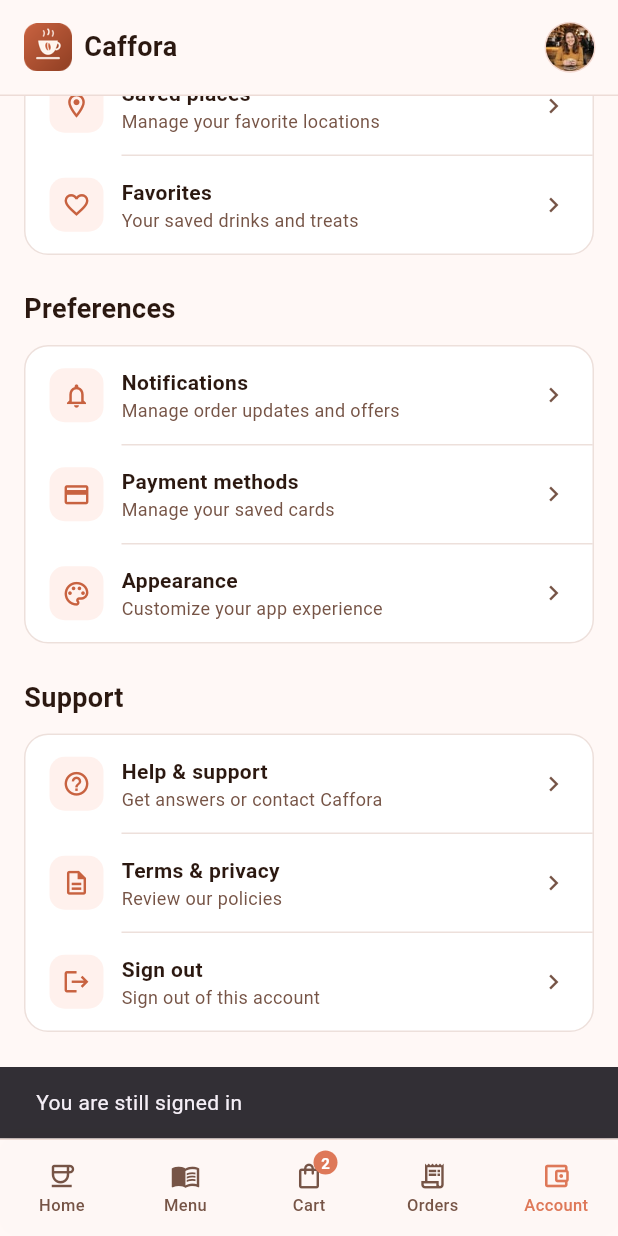
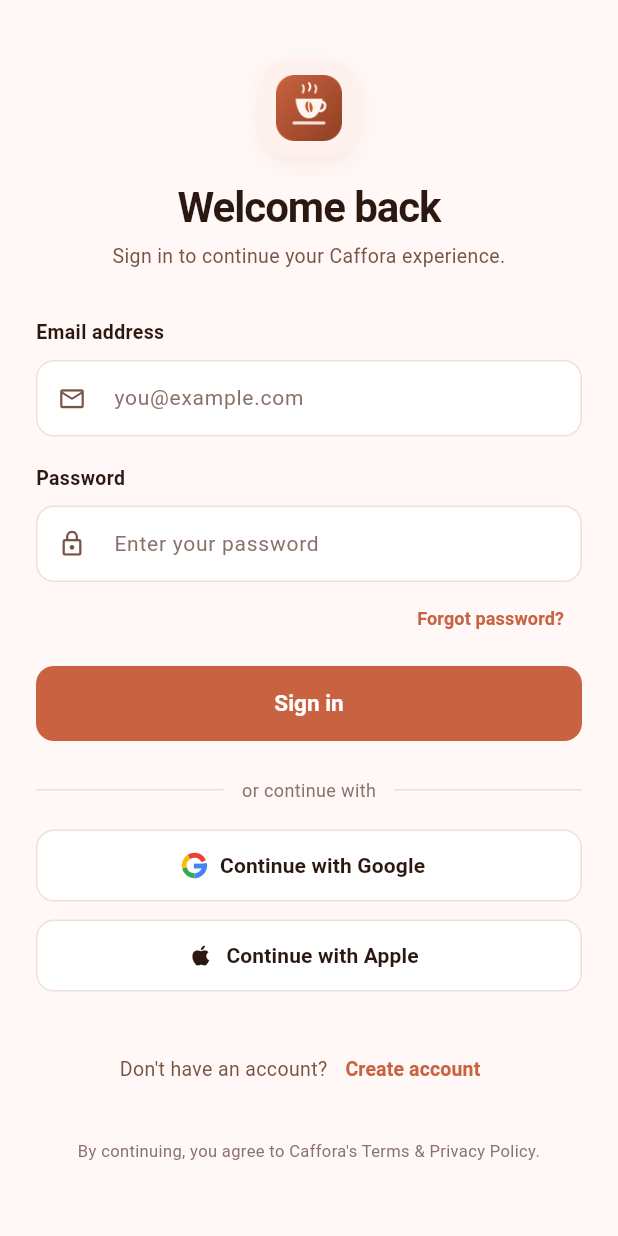
Before and after one commit to Abishani/CafforaMobileApp, a Flutter app: the ProfilePage screen opened by its route, scrolled down 385 dp, after a tap on "Sign out", on a phone screen of 412 x 824 dp. Run offline on Flutter 3.47's test engine with Material 3 defaults, Android fonts, the phone set to English and light mode, and no system bars; Roboto replaces fonts that are missing (Plus Jakarta Sans).

Commit message:
feat: added login screen

```diff
--- /dev/null
+++ b/lib/features/auth/presentation/pages/login_page.dart
@@ -0,0 +1,169 @@
+import 'package:flutter/material.dart';
+
+import '../../../../core/theme/app_theme.dart';
+import '../widgets/login_components.dart';
+
+class LoginPage extends StatefulWidget {
+  const LoginPage({super.key});
+
+  @override
+  State<LoginPage> createState() => _LoginPageState();
+}
+
+class _LoginPageState extends State<LoginPage> {
+  final _emailController = TextEditingController();
+  final _passwordController = TextEditingController();
+
+  @override
+  void dispose() {
+    _emailController.dispose();
+    _passwordController.dispose();
+    super.dispose();
+  }
+
+  void _submit() {
+    FocusScope.of(context).unfocus();
+    ScaffoldMessenger.of(context).showSnackBar(
+      const SnackBar(
+        content: Text('Welcome back to Caffora'),
+        duration: Duration(milliseconds: 900),
+      ),
+    );
+  }
+
+  @override
+  Widget build(BuildContext context) {
+    return Scaffold(
+      backgroundColor: AppColors.background,
+      body: SafeArea(
+        child: SingleChildScrollView(
+          padding: const EdgeInsets.fromLTRB(24, 40, 24, 32),
+          child: Center(
+            child: ConstrainedBox(
+              constraints: const BoxConstraints(maxWidth: 420),
+              child: Column(
+                children: [
+                  const LoginBrand(),
+                  const SizedBox(height: 32),
+                  LoginField(
+                    label: 'Email address',
+                    hint: 'you@example.com',
+                    icon: Icons.email_outlined,
+                    controller: _emailController,
+                  ),
+                  const SizedBox(height: 18),
+                  LoginField(
+                    label: 'Password',
+                    hint: 'Enter your password',
+                    icon: Icons.lock_outline,
+                    obscureText: true,
+                    controller: _passwordController,
+                  ),
+                  Align(
+                    alignment: Alignment.centerRight,
+                    child: TextButton(
+                      onPressed: () {},
+                      child: const Text(
+                        'Forgot password?',
+                        style: TextStyle(
+                          color: AppColors.accentDark,
+                          fontSize: 12,
+                          fontWeight: FontWeight.w600,
+                        ),
+                      ),
+                    ),
+                  ),
+                  const SizedBox(height: 8),
+                  SizedBox(
+                    width: double.infinity,
+                    height: 50,
+                    child: FilledButton(
+                      onPressed: _submit,
+                      style: FilledButton.styleFrom(
+                        backgroundColor: AppColors.accentDark,
+                        foregroundColor: Colors.white,
+                        shape: RoundedRectangleBorder(
+                          borderRadius: BorderRadius.circular(12),
+                        ),
+                        textStyle: const TextStyle(
+                          fontSize: 15,
+                          fontWeight: FontWeight.w600,
+                        ),
+                      ),
+                      child: const Text('Sign in'),
+                    ),
+                  ),
+                  const SizedBox(height: 24),
+                  const Row(
+                    children: [
+                      Expanded(child: Divider(color: AppColors.border)),
+                      Padding(
+                        padding: EdgeInsets.symmetric(horizontal: 12),
+                        child: Text(
+                          'or continue with',
+                          style: TextStyle(
+                            color: AppColors.muted,
+                            fontSize: 12,
+                          ),
+                        ),
+                      ),
+                      Expanded(child: Divider(color: AppColors.border)),
+                    ],
+                  ),
+                  const SizedBox(height: 18),
+                  SocialLoginButton(
+                    label: 'Continue with Google',
+                    icon: const GoogleIcon(),
+                    onPressed: () {},
+                  ),
+                  const SizedBox(height: 12),
+                  SocialLoginButton(
+                    label: 'Continue with Apple',
+                    icon: const Icon(
+                      Icons.apple,
+                      size: 18,
+                      color: AppColors.ink,
+                    ),
+                    onPressed: () {},
+                  ),
+                  const SizedBox(height: 28),
+                  Wrap(
+                    alignment: WrapAlignment.center,
+                    crossAxisAlignment: WrapCrossAlignment.center,
+                    children: [
+                      const Text(
+                        "Don't have an account?",
+                        style: TextStyle(color: AppColors.body, fontSize: 13),
+                      ),
+                      TextButton(
+                        onPressed: () {},
+                        child: const Text(
+                          'Create account',
+                          style: TextStyle(
+                            color: AppColors.accentDark,
+                            fontSize: 13,
+                            fontWeight: FontWeight.w600,
+                          ),
+                        ),
+                      ),
+                    ],
+                  ),
+                  const SizedBox(height: 22),
+                  const Text(
+                    'By continuing, you agree to Caffora\'s Terms & Privacy Policy.',
+                    textAlign: TextAlign.center,
+                    style: TextStyle(
+                      color: AppColors.muted,
+                      fontSize: 11,
+                      height: 16 / 11,
+                    ),
+                  ),
+                ],
+              ),
+            ),
+          ),
+        ),
+      ),
+    );
+  }
+}
--- /dev/null
+++ b/lib/features/auth/presentation/widgets/login_components.dart
@@ -0,0 +1,221 @@
+import 'package:flutter/material.dart';
+
+import '../../../../core/constants/app_assets.dart';
+import '../../../../core/theme/app_theme.dart';
+
+class LoginBrand extends StatelessWidget {
+  const LoginBrand({super.key});
+
+  @override
+  Widget build(BuildContext context) {
+    return Column(
+      children: [
+        Container(
+          width: 64,
+          height: 64,
+          padding: const EdgeInsets.all(10),
+          decoration: BoxDecoration(
+            color: AppColors.softSurface,
+            borderRadius: BorderRadius.circular(20),
+            boxShadow: const [
+              BoxShadow(
+                color: Color(0x1AC86240),
+                blurRadius: 12,
+                offset: Offset(0, 5),
+              ),
+            ],
+          ),
+          child: Image.asset(AppAssets.logo),
+        ),
+        const SizedBox(height: 16),
+        const Text(
+          'Welcome back',
+          textAlign: TextAlign.center,
+          style: TextStyle(
+            fontSize: 28,
+            height: 36 / 28,
+            fontWeight: FontWeight.bold,
+            letterSpacing: -.7,
+          ),
+        ),
+        const SizedBox(height: 6),
+        const Text(
+          'Sign in to continue your Caffora experience.',
+          textAlign: TextAlign.center,
+          style: TextStyle(
+            color: AppColors.body,
+            fontSize: 13,
+            height: 18 / 13,
+          ),
+        ),
+      ],
+    );
+  }
+}
+
+class LoginField extends StatelessWidget {
+  const LoginField({
+    super.key,
+    required this.label,
+    required this.hint,
+    required this.icon,
+    this.obscureText = false,
+    this.controller,
+  });
+
+  final String label;
+  final String hint;
+  final IconData icon;
+  final bool obscureText;
+  final TextEditingController? controller;
+
+  @override
+  Widget build(BuildContext context) {
+    return Column(
+      crossAxisAlignment: CrossAxisAlignment.start,
+      children: [
+        Text(
+          label,
+          style: const TextStyle(
+            color: AppColors.ink,
+            fontSize: 13,
+            height: 20 / 13,
+            fontWeight: FontWeight.w600,
+          ),
+        ),
+        const SizedBox(height: 8),
+        TextField(
+          controller: controller,
+          obscureText: obscureText,
+          style: const TextStyle(color: AppColors.ink, fontSize: 14),
+          decoration: InputDecoration(
+            hintText: hint,
+            hintStyle: const TextStyle(color: AppColors.muted, fontSize: 14),
+            prefixIcon: Icon(icon, size: 19, color: AppColors.body),
+            filled: true,
+            fillColor: Colors.white,
+            contentPadding: const EdgeInsets.symmetric(
+              horizontal: 14,
+              vertical: 15,
+            ),
+            border: OutlineInputBorder(
+              borderRadius: BorderRadius.circular(12),
+              borderSide: const BorderSide(color: AppColors.border),
+            ),
+            enabledBorder: OutlineInputBorder(
+              borderRadius: BorderRadius.circular(12),
+              borderSide: const BorderSide(color: AppColors.border),
+            ),
+            focusedBorder: OutlineInputBorder(
+              borderRadius: BorderRadius.circular(12),
+              borderSide: const BorderSide(
+                color: AppColors.accentDark,
+                width: 1.5,
+              ),
+            ),
+          ),
+        ),
+      ],
+    );
+  }
+}
+
+class SocialLoginButton extends StatelessWidget {
+  const SocialLoginButton({
+    super.key,
+    required this.label,
+    required this.icon,
+    required this.onPressed,
+  });
+
+  final String label;
+  final Widget icon;
+  final VoidCallback onPressed;
+
+  @override
+  Widget build(BuildContext context) {
+    return SizedBox(
+      width: double.infinity,
+      height: 48,
+      child: OutlinedButton.icon(
+        onPressed: onPressed,
+        icon: icon,
+        label: Text(
+          label,
+          style: const TextStyle(
+            color: AppColors.ink,
+            fontSize: 14,
+            fontWeight: FontWeight.w600,
+          ),
+        ),
+        style: OutlinedButton.styleFrom(
+          backgroundColor: Colors.white,
+          side: const BorderSide(color: AppColors.border),
+          shape: RoundedRectangleBorder(
+            borderRadius: BorderRadius.circular(12),
+          ),
+        ),
+      ),
+    );
+  }
+}
+
+class GoogleIcon extends StatelessWidget {
+  const GoogleIcon({super.key});
+
+  @override
+  Widget build(BuildContext context) {
+    return const SizedBox(
+      width: 18,
+      height: 18,
+      child: CustomPaint(painter: _GoogleIconPainter()),
+    );
+  }
+}
+
+class _GoogleIconPainter extends CustomPainter {
+  const _GoogleIconPainter();
+
+  @override
+  void paint(Canvas canvas, Size size) {
+    final center = Offset(size.width / 2, size.height / 2);
+    final radius = size.width * .38;
+    final stroke = size.width * .18;
+    final arcPaint = Paint()
+      ..style = PaintingStyle.stroke
+      ..strokeWidth = stroke
+      ..strokeCap = StrokeCap.butt;
+
+    void drawArc(Color color, double start, double sweep) {
+      arcPaint.color = color;
+      canvas.drawArc(
+        Rect.fromCircle(center: center, radius: radius),
+        start,
+        sweep,
+        false,
+        arcPaint,
+      );
+    }
+
+    drawArc(const Color(0xFF4285F4), -0.2, 1.75);
+    drawArc(const Color(0xFF34A853), 1.55, 1.35);
+    drawArc(const Color(0xFFFBBC05), 2.9, 1.25);
+    drawArc(const Color(0xFFEA4335), 4.15, 1.70);
+
+    final bluePaint = Paint()
+      ..color = const Color(0xFF4285F4)
+      ..style = PaintingStyle.fill;
+    canvas.drawRect(
+      Rect.fromLTWH(
+        size.width * .48,
+        size.height * .43,
+        size.width * .42,
+        stroke,
+      ),
+      bluePaint,
+    );
+  }
+
+  @override
+  bool shouldRepaint(covariant CustomPainter oldDelegate) => false;
+}
--- a/lib/features/profile/presentation/pages/profile_page.dart
+++ b/lib/features/profile/presentation/pages/profile_page.dart
@@ -150,12 +150,8 @@
                     icon: Icons.logout,
                     title: 'Sign out',
                     subtitle: 'Sign out of this account',
-                    onTap: () => ScaffoldMessenger.of(context).showSnackBar(
-                      const SnackBar(
-                        content: Text('You are still signed in'),
-                        duration: Duration(milliseconds: 900),
-                      ),
-                    ),
+                    onTap: () =>
+                        Navigator.of(context).pushReplacementNamed('/login'),
                   ),
                 ],
               ),
--- a/lib/main.dart
+++ b/lib/main.dart
@@ -7,6 +7,7 @@
 import 'features/orders/presentation/pages/orders_page.dart';
 import 'features/profile/presentation/pages/profile_page.dart';
 import 'features/appearance/presentation/pages/appearance_page.dart';
+import 'features/auth/presentation/pages/login_page.dart';
 
 void main() {
   runApp(const CafforaApp());
@@ -28,6 +29,7 @@
         '/orders': (_) => const OrdersPage(),
         '/profile': (_) => const ProfilePage(),
         '/appearance': (_) => const AppearancePage(),
+        '/login': (_) => const LoginPage(),
       },
       initialRoute: '/',
     );
```
